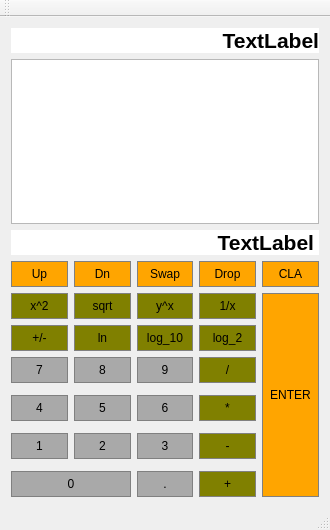
Old version of the form RPNCalculator/Calculator.ui in the repository wftmate/RPNCalculator.
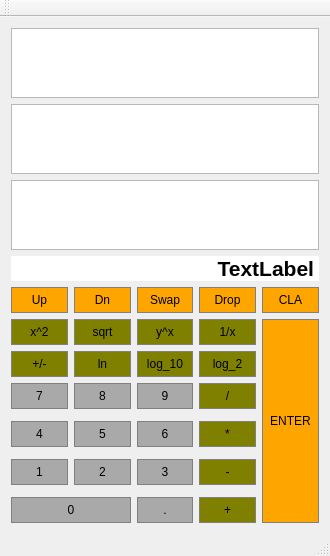
New version of the form.

Commit message:
The QListView object doesn't seem to be able to stack from the bottom up. Only from top to bottom or left to right.
I added a tableview and a columnview and we'll see if either of those work.

Also fixed the operations so that after an operation the stack drops both
operands and updates the bottom of the stack with the result.

Patch:
```diff
--- a/RPNCalculator/Calculator.ui
+++ b/RPNCalculator/Calculator.ui
@@ -15,7 +15,7 @@
   </property>
   <widget class="QWidget" name="centralWidget">
    <layout class="QGridLayout" name="gridLayout">
-    <item row="5" column="2">
+    <item row="6" column="2">
      <widget class="QPushButton" name="LogBase10">
       <property name="sizePolicy">
        <sizepolicy hsizetype="Preferred" vsizetype="Preferred">
@@ -44,7 +44,7 @@
       </attribute>
      </widget>
     </item>
-    <item row="10" column="2">
+    <item row="11" column="2">
      <widget class="QPushButton" name="Button3">
       <property name="sizePolicy">
        <sizepolicy hsizetype="Preferred" vsizetype="Preferred">
@@ -73,7 +73,7 @@
       </attribute>
      </widget>
     </item>
-    <item row="12" column="3">
+    <item row="13" column="3">
      <widget class="QPushButton" name="Add">
       <property name="sizePolicy">
        <sizepolicy hsizetype="Preferred" vsizetype="Preferred">
@@ -102,7 +102,7 @@
       </attribute>
      </widget>
     </item>
-    <item row="6" column="0">
+    <item row="7" column="0">
      <widget class="QPushButton" name="Button7">
       <property name="sizePolicy">
        <sizepolicy hsizetype="Preferred" vsizetype="Preferred">
@@ -131,7 +131,7 @@
       </attribute>
      </widget>
     </item>
-    <item row="4" column="4" rowspan="9">
+    <item row="5" column="4" rowspan="9">
      <widget class="QPushButton" name="Enter">
       <property name="sizePolicy">
        <sizepolicy hsizetype="Preferred" vsizetype="Preferred">
@@ -160,7 +160,7 @@
       </attribute>
      </widget>
     </item>
-    <item row="8" column="2">
+    <item row="9" column="2">
      <widget class="QPushButton" name="Button6">
       <property name="sizePolicy">
        <sizepolicy hsizetype="Preferred" vsizetype="Preferred">
@@ -189,7 +189,10 @@
       </attribute>
      </widget>
     </item>
-    <item row="6" column="2">
+    <item row="1" column="0" colspan="5">
+     <widget class="QTableView" name="tableView"/>
+    </item>
+    <item row="7" column="2">
      <widget class="QPushButton" name="Button9">
       <property name="sizePolicy">
        <sizepolicy hsizetype="Preferred" vsizetype="Preferred">
@@ -218,7 +221,7 @@
       </attribute>
      </widget>
     </item>
-    <item row="2" column="0" colspan="5">
+    <item row="3" column="0" colspan="5">
      <widget class="QLabel" name="Input">
       <property name="font">
        <font>
@@ -247,7 +250,7 @@
       </property>
      </widget>
     </item>
-    <item row="3" column="1">
+    <item row="4" column="1">
      <widget class="QPushButton" name="RollDn">
       <property name="sizePolicy">
        <sizepolicy hsizetype="Preferred" vsizetype="Preferred">
@@ -276,7 +279,7 @@
       </attribute>
      </widget>
     </item>
-    <item row="5" column="1">
+    <item row="6" column="1">
      <widget class="QPushButton" name="NaturalLog">
       <property name="sizePolicy">
        <sizepolicy hsizetype="Preferred" vsizetype="Preferred">
@@ -305,7 +308,7 @@
       </attribute>
      </widget>
     </item>
-    <item row="3" column="2">
+    <item row="4" column="2">
      <widget class="QPushButton" name="Swap">
       <property name="sizePolicy">
        <sizepolicy hsizetype="Preferred" vsizetype="Preferred">
@@ -334,7 +337,7 @@
       </attribute>
      </widget>
     </item>
-    <item row="8" column="1">
+    <item row="9" column="1">
      <widget class="QPushButton" name="Button5">
       <property name="sizePolicy">
        <sizepolicy hsizetype="Preferred" vsizetype="Preferred">
@@ -363,7 +366,7 @@
       </attribute>
      </widget>
     </item>
-    <item row="4" column="2">
+    <item row="5" column="2">
      <widget class="QPushButton" name="YtoX">
       <property name="sizePolicy">
        <sizepolicy hsizetype="Preferred" vsizetype="Preferred">
@@ -392,7 +395,7 @@
       </attribute>
      </widget>
     </item>
-    <item row="10" column="3">
+    <item row="11" column="3">
      <widget class="QPushButton" name="Subtract">
       <property name="sizePolicy">
        <sizepolicy hsizetype="Preferred" vsizetype="Preferred">
@@ -421,7 +424,7 @@
       </attribute>
      </widget>
     </item>
-    <item row="1" column="0" colspan="5">
+    <item row="2" column="0" colspan="5">
      <widget class="QListWidget" name="Display">
       <property name="layoutDirection">
        <enum>Qt::RightToLeft</enum>
@@ -434,7 +437,7 @@
       </property>
      </widget>
     </item>
-    <item row="8" column="0">
+    <item row="9" column="0">
      <widget class="QPushButton" name="Button4">
       <property name="sizePolicy">
        <sizepolicy hsizetype="Preferred" vsizetype="Preferred">
@@ -463,7 +466,7 @@
       </attribute>
      </widget>
     </item>
-    <item row="4" column="3">
+    <item row="5" column="3">
      <widget class="QPushButton" name="Inverse">
       <property name="sizePolicy">
        <sizepolicy hsizetype="Preferred" vsizetype="Preferred">
@@ -492,7 +495,7 @@
       </attribute>
      </widget>
     </item>
-    <item row="6" column="1">
+    <item row="7" column="1">
      <widget class="QPushButton" name="Button8">
       <property name="sizePolicy">
        <sizepolicy hsizetype="Preferred" vsizetype="Preferred">
@@ -521,7 +524,7 @@
       </attribute>
      </widget>
     </item>
-    <item row="4" column="0">
+    <item row="5" column="0">
      <widget class="QPushButton" name="Square">
       <property name="sizePolicy">
        <sizepolicy hsizetype="Preferred" vsizetype="Preferred">
@@ -550,7 +553,7 @@
       </attribute>
      </widget>
     </item>
-    <item row="6" column="3">
+    <item row="7" column="3">
      <widget class="QPushButton" name="Divide">
       <property name="sizePolicy">
        <sizepolicy hsizetype="Preferred" vsizetype="Preferred">
@@ -579,7 +582,7 @@
       </attribute>
      </widget>
     </item>
-    <item row="8" column="3">
+    <item row="9" column="3">
      <widget class="QPushButton" name="Multiply">
       <property name="sizePolicy">
        <sizepolicy hsizetype="Preferred" vsizetype="Preferred">
@@ -608,7 +611,7 @@
       </attribute>
      </widget>
     </item>
-    <item row="10" column="1">
+    <item row="11" column="1">
      <widget class="QPushButton" name="Button2">
       <property name="sizePolicy">
        <sizepolicy hsizetype="Preferred" vsizetype="Preferred">
@@ -637,7 +640,7 @@
       </attribute>
      </widget>
     </item>
-    <item row="10" column="0">
+    <item row="11" column="0">
      <widget class="QPushButton" name="Button1">
       <property name="sizePolicy">
        <sizepolicy hsizetype="Preferred" vsizetype="Preferred">
@@ -666,7 +669,7 @@
       </attribute>
      </widget>
     </item>
-    <item row="5" column="3">
+    <item row="6" column="3">
      <widget class="QPushButton" name="LogBase2">
       <property name="sizePolicy">
        <sizepolicy hsizetype="Preferred" vsizetype="Preferred">
@@ -695,7 +698,7 @@
       </attribute>
      </widget>
     </item>
-    <item row="3" column="4">
+    <item row="4" column="4">
      <widget class="QPushButton" name="ClearAll">
       <property name="sizePolicy">
        <sizepolicy hsizetype="Preferred" vsizetype="Preferred">
@@ -724,7 +727,7 @@
       </attribute>
      </widget>
     </item>
-    <item row="5" column="0">
+    <item row="6" column="0">
      <widget class="QPushButton" name="ChangeSign">
       <property name="sizePolicy">
        <sizepolicy hsizetype="Preferred" vsizetype="Preferred">
@@ -753,7 +756,7 @@
       </attribute>
      </widget>
     </item>
-    <item row="3" column="3">
+    <item row="4" column="3">
      <widget class="QPushButton" name="Drop">
       <property name="styleSheet">
        <string notr="true">QPushButton {
@@ -776,7 +779,7 @@
       </attribute>
      </widget>
     </item>
-    <item row="12" column="0" colspan="2">
+    <item row="13" column="0" colspan="2">
      <widget class="QPushButton" name="Button0">
       <property name="sizePolicy">
        <sizepolicy hsizetype="Preferred" vsizetype="Preferred">
@@ -805,7 +808,7 @@
       </attribute>
      </widget>
     </item>
-    <item row="3" column="0">
+    <item row="4" column="0">
      <widget class="QPushButton" name="RollUp">
       <property name="sizePolicy">
        <sizepolicy hsizetype="Preferred" vsizetype="Preferred">
@@ -834,7 +837,7 @@
       </attribute>
      </widget>
     </item>
-    <item row="12" column="2">
+    <item row="13" column="2">
      <widget class="QPushButton" name="DecimalPoint">
       <property name="sizePolicy">
        <sizepolicy hsizetype="Preferred" vsizetype="Preferred">
@@ -863,7 +866,7 @@
       </attribute>
      </widget>
     </item>
-    <item row="4" column="1">
+    <item row="5" column="1">
      <widget class="QPushButton" name="SquareRoot">
       <property name="sizePolicy">
        <sizepolicy hsizetype="Preferred" vsizetype="Preferred">
@@ -893,24 +896,7 @@
      </widget>
     </item>
     <item row="0" column="0" colspan="5">
-     <widget class="QLabel" name="label">
-      <property name="font">
-       <font>
-        <pointsize>16</pointsize>
-        <weight>75</weight>
-        <bold>true</bold>
-       </font>
-      </property>
-      <property name="styleSheet">
-       <string notr="true">background-color: #fff;</string>
-      </property>
-      <property name="text">
-       <string>TextLabel</string>
-      </property>
-      <property name="alignment">
-       <set>Qt::AlignBottom|Qt::AlignRight|Qt::AlignTrailing</set>
-      </property>
-     </widget>
+     <widget class="QColumnView" name="columnView"/>
     </item>
    </layout>
   </widget>
```
Left out of the diff: 87 changed lines with no effect on the pictures. The commit also changes 4 other files.
